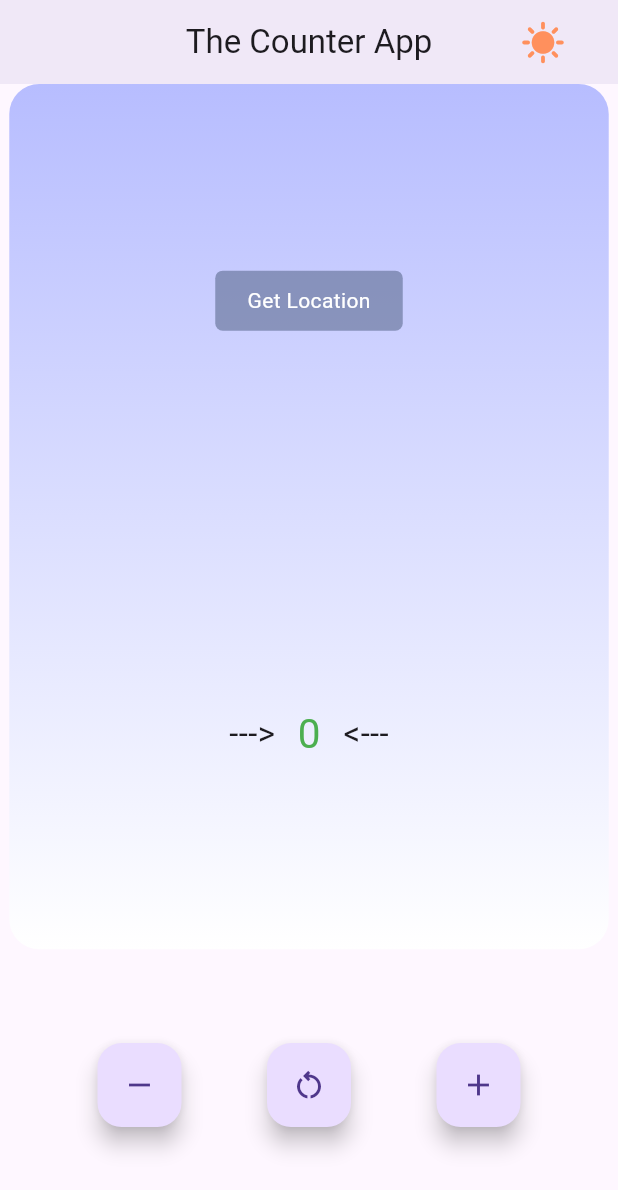
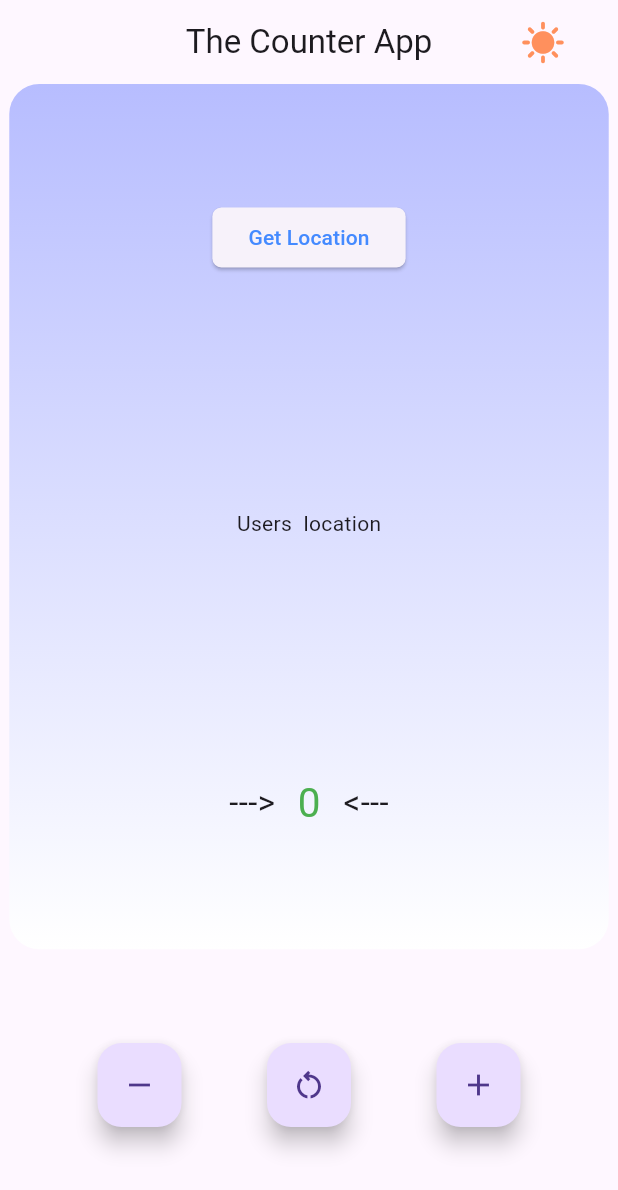
Before and after one commit to 9minuteswithtractor/Flutter_CounterApp_WeatherApp, a Flutter app: the screen it shows after launch, after a tap on "Get Location", on a phone screen of 412 x 824 dp. Shown: the top 1190 px of the screen. Run offline on Flutter 3.47's test engine with Material 2 defaults, Android fonts, the phone set to English and light mode, and no system bars; our stand-ins replace bloc, dio, flutter_bloc, freezed_annotation, geolocator.

Commit message:
upd: stateLocationServices

```diff
--- a/lib/application/cubit/app_cubit.dart
+++ b/lib/application/cubit/app_cubit.dart
@@ -1,4 +1,5 @@
 import 'package:bloc/bloc.dart';
+import 'package:geolocator/geolocator.dart';
 
 import 'app_cubit_states.dart';
 
@@ -27,6 +28,13 @@ class CounterCubit extends Cubit<AppCubitStates> {
 
   void resetValue() => emit(const AppCubitStates(
       counterValue: 0, wasIncremented: false, wasReset: true));
+
+  void getLocation() => emit(AppCubitStates(
+        location: 'Users  location',
+        wasIncremented: false,
+        wasReset: false,
+        counterValue: state.counterValue,
+      ));
 }
 
 class RangeValues {
@@ -34,6 +42,4 @@ class RangeValues {
   int maxValue = 10;
 }
 
-class Location {
-  String defaultLocation = 'User location';
-}
+class LocationProvider {}
--- a/lib/application/cubit/app_cubit_states.dart
+++ b/lib/application/cubit/app_cubit_states.dart
@@ -1,4 +1,5 @@
 import 'package:bloc/bloc.dart';
+import 'package:flutter/cupertino.dart';
 import 'package:freezed_annotation/freezed_annotation.dart';
 
 part 'app_cubit_states.freezed.dart';
@@ -10,7 +11,7 @@ class AppCubitStates with _$AppCubitStates {
     required bool wasIncremented,
     required bool wasReset,
     required int counterValue,
-    @Default('User Location') String location,
+    @Default('Default Location') String location,
     @Default('Have a ☀️ day!') String message,
   }) = _AppCubitStates;
   factory AppCubitStates.initial() => const AppCubitStates(
--- /dev/null
+++ b/lib/data/dataproviders/goelocator.dart
@@ -0,0 +1,14 @@
+import 'package:geolocator/geolocator.dart';
+
+Future locationProvider() async {
+  // String value = AppCubitStates.initial().location;
+  LocationPermission permissionStatus = await Geolocator.requestPermission();
+
+  if (permissionStatus == LocationPermission.denied) {
+    print('The user denied permission to access their location.');
+    return;
+  }
+  Position position = await Geolocator.getCurrentPosition(
+      desiredAccuracy: LocationAccuracy.low);
+  return (position);
+}
--- /dev/null
+++ b/lib/data/models/weather_model.dart
@@ -0,0 +1 @@
+class WeatherModel {}
--- a/lib/presentation/screens/home/counter_home.dart
+++ b/lib/presentation/screens/home/counter_home.dart
@@ -5,33 +5,23 @@ import 'package:geolocator/geolocator.dart';
 
 import '../../../application/cubit/app_cubit.dart';
 import '../../../application/features/controller_buttons.dart';
+import '../../../data/dataproviders/goelocator.dart';
 
 class HomePage extends StatelessWidget {
   const HomePage({super.key});
-
-  void getLocation() async {
-    // String value = AppCubitStates.initial().location;
-    LocationPermission permissionStatus = await Geolocator.requestPermission();
-
-    if (permissionStatus == LocationPermission.denied) {
-      print('The user denied permission to access their location.');
-      return;
-    }
-    Position position = await Geolocator.getCurrentPosition(
-        desiredAccuracy: LocationAccuracy.low);
-    print(position);
-  }
 
   @override
   Widget build(BuildContext context) {
     // this is how we can access cubit /////////////
     final cubit = context.read<CounterCubit>();
     ////////////////////////////////////////////////
+    // String defaultLocationVal = AppCubitStates.initial().message;
+
     return Scaffold(
       appBar: AppBar(
         title: const Text('The Counter App'),
         centerTitle: true,
-        elevation: 4.0,
+        // elevation: 4.0,
         actions: <Widget>[
           Padding(
             padding: const EdgeInsets.fromLTRB(0, 8.0, 35.0, 8.0),
@@ -92,26 +82,30 @@ class HomePage extends StatelessWidget {
                       listener: (context, state) {
                         // TODO: implement listener
                       },
-                      child: InkWell(
-                        onTap: () {
-                          getLocation();
+                      child: ElevatedButton(
+                        style: ElevatedButton.styleFrom(
+                          shape: RoundedRectangleBorder(
+                            borderRadius: BorderRadius.circular(6.0),
+                          ),
+                        ),
+                        onPressed: () {
+                          // TODO: Need to extract this method ...
+                          void getData = cubit.getLocation();
+                          getData = locationProvider();
+                          ////////////////////////////////////////////
+                          print(cubit.state.location);
                         },
-                        splashColor: Colors.white,
-                        child: Container(
-                          alignment: Alignment.center,
-                          height: 40.0,
-                          width: 125.0,
-                          decoration: BoxDecoration(
-                            borderRadius: BorderRadius.circular(5.0),
-                            color: const Color.fromRGBO(70, 87, 121, 0.5),
-                          ),
-                          child: const Text(
-                            'Get Location',
-                            style: TextStyle(color: Colors.white),
-                          ),
+                        child: const Text(
+                          'Get Location',
+                          style: TextStyle(color: Colors.blueAccent),
                         ),
                       ),
                     ),
+                    BlocBuilder<CounterCubit, AppCubitStates>(
+                        builder: (context, state) {
+                      String textValue = state.location;
+                      return Text(textValue);
+                    }),
                     Row(
                       mainAxisAlignment: MainAxisAlignment.center,
                       children: <Widget>[
--- a/pubspec.yaml
+++ b/pubspec.yaml
@@ -18,6 +18,7 @@ dependencies:
   bloc: ^8.1.2
   geolocator: ^10.1.0
   geocoding: ^2.1.1
+  dio: ^5.3.3
 
 dev_dependencies:
   flutter_test:
```
Also changed, not shown: lib/data/dataproviders/dio_data_provider.dart (added, +37 -0 lines), lib/application/cubit/app_cubit_states.freezed.dart, lib/presentation/screens/weather/weather_home.dart (added), pubspec.lock.
